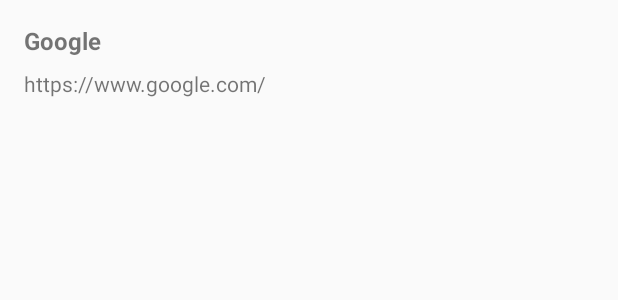
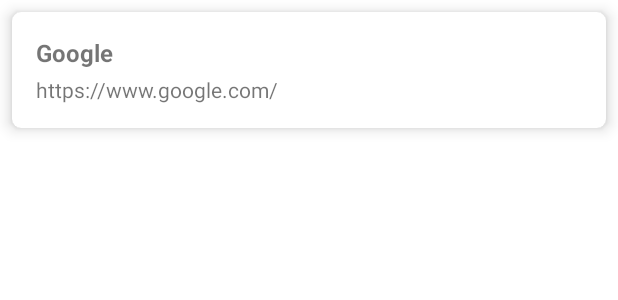
Before and after one commit to chandruscm/FalseLink, an Android app: the layout list_item_website.xml on its own in the app's theme, with its tools: preview values and no code run, on a phone screen of 412 x 824 dp. Shown: the top 300 px of the screen. Run offline under Robolectric (Android 15) with nearby library versions, the phone set to English and light mode, and no system bars.

Commit message:
Update website list UI

```diff
--- a/prototype/app/src/main/java/com/chandruscm/whatthelink/ui/home/HomeFragment.kt
+++ b/prototype/app/src/main/java/com/chandruscm/whatthelink/ui/home/HomeFragment.kt
@@ -25,6 +25,7 @@ class HomeFragment : Fragment() {
         val binding = FragmentHomeBinding.inflate(inflater, container, false)
         with (binding) {
             viewPager.adapter = adapter
+            viewPager.offscreenPageLimit = 1
             TabLayoutMediator(tabLayout, viewPager) { tab, position ->
                 tab.text = adapter.getTabTitle(position)
             }.attach()
--- a/prototype/app/src/main/res/layout/list_item_website.xml
+++ b/prototype/app/src/main/res/layout/list_item_website.xml
@@ -14,13 +14,22 @@
             type="android.view.View.OnClickListener" />
     </data>
 
+    <com.google.android.material.card.MaterialCardView
+        android:layout_width="match_parent"
+        android:layout_height="wrap_content"
+        android:layout_marginTop="@dimen/card_outer_margin"
+        android:layout_marginStart="@dimen/card_outer_margin"
+        android:layout_marginEnd="@dimen/card_outer_margin"
+        android:focusable="true"
+        android:clickable="true"
+        android:onClick="@{clickListener}"
+        app:cardElevation="@dimen/card_elevation"
+        app:cardCornerRadius="@dimen/card_corner_radius">
+
         <androidx.constraintlayout.widget.ConstraintLayout
             android:layout_width="match_parent"
             android:layout_height="wrap_content"
             android:padding="@dimen/spacing_medium"
-        android:focusable="true"
-        android:clickable="true"
-        android:onClick="@{clickListener}"
             android:background="?android:selectableItemBackground">
 
             <TextView
@@ -48,4 +57,6 @@
 
         </androidx.constraintlayout.widget.ConstraintLayout>
 
+    </com.google.android.material.card.MaterialCardView>
+
 </layout>
--- a/prototype/app/src/main/res/layout/tab_websites.xml
+++ b/prototype/app/src/main/res/layout/tab_websites.xml
@@ -10,6 +10,7 @@
             android:id="@+id/recycler_view"
             android:layout_width="match_parent"
             android:layout_height="match_parent"
+            android:paddingBottom="40dp"
             android:clipToPadding="false"
             android:scrollbars="vertical"
             android:scrollbarStyle="outsideOverlay"/>
--- a/prototype/app/src/main/res/values/dimens.xml
+++ b/prototype/app/src/main/res/values/dimens.xml
@@ -1,7 +1,7 @@
 <?xml version="1.0" encoding="utf-8"?>
 <resources>
 
-    <dimen name="spacing_tiny">8dp</dimen>
+    <dimen name="spacing_tiny">4dp</dimen>
     <dimen name="spacing_small">12dp</dimen>
     <dimen name="spacing_medium">16dp</dimen>
 
@@ -9,4 +9,8 @@
     <dimen name="font_medium">16sp</dimen>
     <dimen name="font_large">18sp</dimen>
 
+    <dimen name="card_corner_radius">6dp</dimen>
+    <dimen name="card_elevation">6dp</dimen>
+    <dimen name="card_outer_margin">8dp</dimen>
+
 </resources>
--- a/prototype/app/src/main/res/values/styles.xml
+++ b/prototype/app/src/main/res/values/styles.xml
@@ -1,7 +1,7 @@
 <resources>
 
     <!-- Base application theme. -->
-    <style name="AppTheme" parent="Theme.AppCompat.Light.DarkActionBar">
+    <style name="AppTheme" parent="Theme.MaterialComponents.DayNight.NoActionBar">
         <!-- Customize your theme here. -->
         <item name="colorPrimary">@color/colorPrimary</item>
         <item name="colorPrimaryDark">@color/colorPrimaryDark</item>
```
Lines whose indentation alone changed are shown as unchanged.
